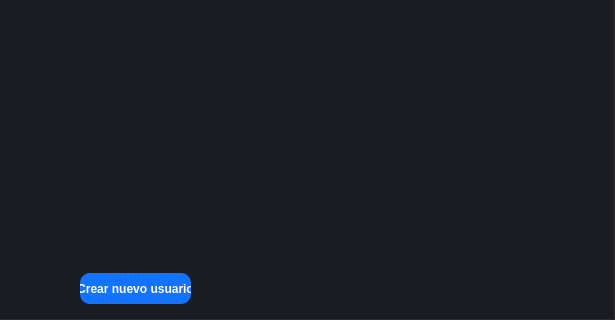
First picture: the form in Interfaces/main/main_ui.ui, repository juanignaciocansillieri/Proyecto-Final, before the edit; both pictures show x 519 to 1134 and y 223 to 543 of the 1134 by 543 pixel window.
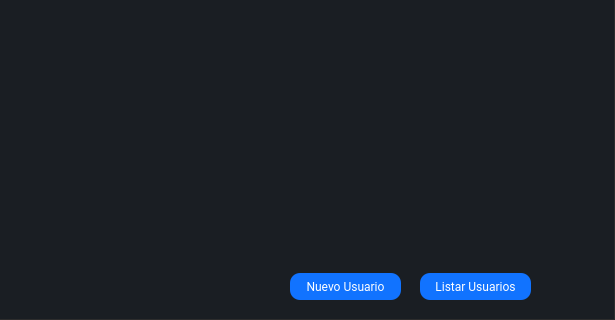
Second picture: the form after the edit. The open tabs and pages were chosen to show the change. Icons and pictures are not drawn.

Patch:
```diff
--- a/Interfaces/main/main_ui.ui
+++ b/Interfaces/main/main_ui.ui
@@ -1291,12 +1291,20 @@
                <widget class="QPushButton" name="pushButton_usuarios_2">
                 <property name="geometry">
                  <rect>
-                  <x>470</x>
+                  <x>680</x>
                   <y>10</y>
                   <width>111</width>
-                  <height>31</height>
+                  <height>27</height>
                  </rect>
                 </property>
+                <property name="font">
+                 <font>
+                  <family>Roboto</family>
+                  <weight>50</weight>
+                  <italic>false</italic>
+                  <bold>false</bold>
+                 </font>
+                </property>
                 <property name="cursor">
                  <cursorShape>PointingHandCursor</cursorShape>
                 </property>
@@ -1305,14 +1313,47 @@
 background-color: #1173ff;
 color: #fff;
 border-radius:10px;
-font-weight:bold;
 }
 QPushButton:hover{
 background-color: #45a9f0;
 }</string>
                 </property>
                 <property name="text">
-                 <string>Crear nuevo usuario</string>
+                 <string>Nuevo Usuario</string>
+                </property>
+               </widget>
+               <widget class="QPushButton" name="pushButton_usuarios_3">
+                <property name="geometry">
+                 <rect>
+                  <x>810</x>
+                  <y>10</y>
+                  <width>111</width>
+                  <height>27</height>
+                 </rect>
+                </property>
+                <property name="font">
+                 <font>
+                  <family>Roboto</family>
+                  <weight>50</weight>
+                  <italic>false</italic>
+                  <bold>false</bold>
+                 </font>
+                </property>
+                <property name="cursor">
+                 <cursorShape>PointingHandCursor</cursorShape>
+                </property>
+                <property name="styleSheet">
+                 <string notr="true">QPushButton{
+background-color: #1173ff;
+color: #fff;
+border-radius:10px;
+}
+QPushButton:hover{
+background-color: #45a9f0;
+}</string>
+                </property>
+                <property name="text">
+                 <string>Listar Usuarios</string>
                 </property>
                </widget>
               </widget>
```
Left out of the diff: 8 changed lines with no effect on the pictures.
